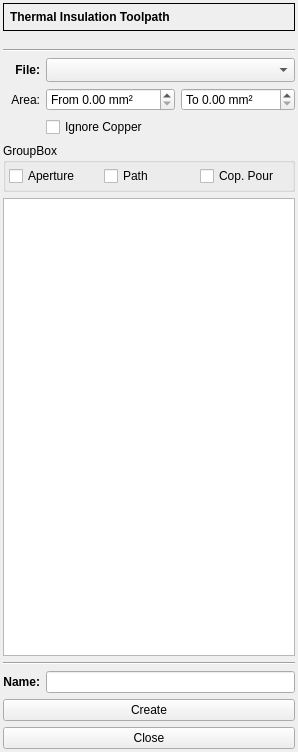
Above: plugins/gcode/thermal/thermalform.ui from XRay3D/GERBER_X3 before the change. Below: the same form after it.
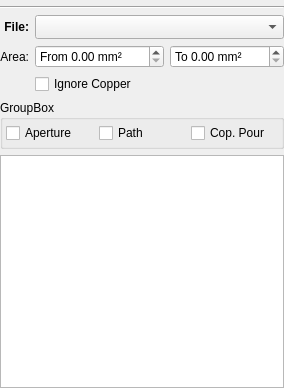
That is the form after the change. Custom widgets are drawn as their Qt base class.

```diff
--- a/plugins/gcode/thermal/thermalform.ui
+++ b/plugins/gcode/thermal/thermalform.ui
@@ -6,8 +6,8 @@
    <rect>
     <x>0</x>
     <y>0</y>
-    <width>265</width>
-    <height>752</height>
+    <width>281</width>
+    <height>388</height>
    </rect>
   </property>
   <property name="windowTitle">
@@ -18,54 +18,105 @@
     <enum>QLayout::SetMinimumSize</enum>
    </property>
    <property name="leftMargin">
-    <number>3</number>
+    <number>0</number>
    </property>
    <property name="topMargin">
-    <number>3</number>
+    <number>0</number>
    </property>
    <property name="rightMargin">
-    <number>3</number>
+    <number>0</number>
    </property>
    <property name="bottomMargin">
-    <number>3</number>
+    <number>0</number>
    </property>
-   <item row="4" column="0">
-    <widget class="QLabel" name="label_4">
-     <property name="font">
-      <font>
-       <weight>75</weight>
-       <bold>true</bold>
-      </font>
+   <item row="7" column="0" colspan="3">
+    <widget class="QTreeView" name="treeView">
+     <property name="alternatingRowColors">
+      <bool>true</bool>
      </property>
-     <property name="text">
-      <string>File:</string>
+     <property name="selectionMode">
+      <enum>QAbstractItemView::MultiSelection</enum>
      </property>
-     <property name="alignment">
-      <set>Qt::AlignRight|Qt::AlignTrailing|Qt::AlignVCenter</set>
+     <property name="selectionBehavior">
+      <enum>QAbstractItemView::SelectRows</enum>
      </property>
     </widget>
    </item>
-   <item row="5" column="0">
-    <widget class="QLabel" name="label_2">
-     <property name="text">
-      <string>Area:</string>
+   <item row="1" column="0" colspan="3">
+    <widget class="Line" name="line_2">
+     <property name="orientation">
+      <enum>Qt::Horizontal</enum>
      </property>
-     <property name="alignment">
-      <set>Qt::AlignRight|Qt::AlignTrailing|Qt::AlignVCenter</set>
-     </property>
     </widget>
    </item>
-   <item row="4" column="1" colspan="2">
+   <item row="2" column="1" colspan="2">
     <widget class="QComboBox" name="cbxFile">
      <property name="sizeAdjustPolicy">
       <enum>QComboBox::AdjustToMinimumContentsLengthWithIcon</enum>
      </property>
     </widget>
    </item>
-   <item row="2" column="0" colspan="3">
+   <item row="3" column="2">
+    <widget class="DoubleSpinBox" name="dsbxAreaMax">
+     <property name="prefix">
+      <string>To </string>
+     </property>
+     <property name="suffix">
+      <string> mm²</string>
+     </property>
+     <property name="maximum">
+      <double>1000.000000000000000</double>
+     </property>
+     <property name="singleStep">
+      <double>0.100000000000000</double>
+     </property>
+    </widget>
+   </item>
+   <item row="0" column="0" colspan="3">
     <widget class="ToolSelectorForm" name="toolHolder" native="true"/>
    </item>
-   <item row="8" column="0" colspan="3">
+   <item row="3" column="1">
+    <widget class="DoubleSpinBox" name="dsbxAreaMin">
+     <property name="prefix">
+      <string>From </string>
+     </property>
+     <property name="suffix">
+      <string> mm²</string>
+     </property>
+     <property name="maximum">
+      <double>1000.000000000000000</double>
+     </property>
+     <property name="singleStep">
+      <double>0.100000000000000</double>
+     </property>
+    </widget>
+   </item>
+   <item row="2" column="0">
+    <widget class="QLabel" name="label_4">
+     <property name="font">
+      <font>
+       <bold>true</bold>
+      </font>
+     </property>
+     <property name="text">
+      <string>File:</string>
+     </property>
+     <property name="alignment">
+      <set>Qt::AlignRight|Qt::AlignTrailing|Qt::AlignVCenter</set>
+     </property>
+    </widget>
+   </item>
+   <item row="3" column="0">
+    <widget class="QLabel" name="label_2">
+     <property name="text">
+      <string>Area:</string>
+     </property>
+     <property name="alignment">
+      <set>Qt::AlignRight|Qt::AlignTrailing|Qt::AlignVCenter</set>
+     </property>
+    </widget>
+   </item>
+   <item row="6" column="0" colspan="3">
     <widget class="QGroupBox" name="groupBox">
      <property name="title">
       <string>GroupBox</string>
@@ -107,183 +158,26 @@
      </layout>
     </widget>
    </item>
-   <item row="12" column="0" colspan="3">
-    <widget class="QPushButton" name="pbCreate">
-     <property name="text">
-      <string>Create</string>
-     </property>
-    </widget>
-   </item>
-   <item row="11" column="0">
-    <widget class="QLabel" name="label_6">
-     <property name="font">
-      <font>
-       <weight>75</weight>
-       <bold>true</bold>
-      </font>
-     </property>
-     <property name="text">
-      <string>Name:</string>
-     </property>
-     <property name="alignment">
-      <set>Qt::AlignRight|Qt::AlignTrailing|Qt::AlignVCenter</set>
-     </property>
-    </widget>
-   </item>
-   <item row="5" column="2">
-    <widget class="DoubleSpinBox" name="dsbxAreaMax">
-     <property name="prefix">
-      <string>To </string>
-     </property>
-     <property name="suffix">
-      <string> mm²</string>
-     </property>
-     <property name="maximum">
-      <double>1000.000000000000000</double>
-     </property>
-     <property name="singleStep">
-      <double>0.100000000000000</double>
-     </property>
-    </widget>
-   </item>
-   <item row="13" column="0" colspan="3">
-    <widget class="QPushButton" name="pbClose">
-     <property name="text">
-      <string>Close</string>
-     </property>
-    </widget>
-   </item>
-   <item row="1" column="0" colspan="3">
-    <widget class="DepthForm" name="dsbxDepth" native="true"/>
-   </item>
-   <item row="0" column="0" colspan="3">
-    <widget class="QFrame" name="frame">
-     <property name="sizePolicy">
-      <sizepolicy hsizetype="Preferred" vsizetype="Fixed">
-       <horstretch>0</horstretch>
-       <verstretch>0</verstretch>
-      </sizepolicy>
-     </property>
-     <property name="frameShape">
-      <enum>QFrame::Box</enum>
-     </property>
-     <property name="frameShadow">
-      <enum>QFrame::Plain</enum>
-     </property>
-     <layout class="QVBoxLayout" name="verticalLayout_2">
-      <property name="leftMargin">
-       <number>6</number>
-      </property>
-      <property name="topMargin">
-       <number>6</number>
-      </property>
-      <property name="rightMargin">
-       <number>6</number>
-      </property>
-      <property name="bottomMargin">
-       <number>6</number>
-      </property>
-      <item>
-       <widget class="QLabel" name="label">
-        <property name="font">
-         <font>
-          <weight>75</weight>
-          <bold>true</bold>
-         </font>
-        </property>
-        <property name="text">
-         <string>Thermal Insulation Toolpath</string>
-        </property>
-       </widget>
-      </item>
-     </layout>
-    </widget>
-   </item>
-   <item row="9" column="0" colspan="3">
-    <widget class="QTreeView" name="treeView">
-     <property name="alternatingRowColors">
-      <bool>true</bool>
-     </property>
-     <property name="selectionMode">
-      <enum>QAbstractItemView::MultiSelection</enum>
-     </property>
-     <property name="selectionBehavior">
-      <enum>QAbstractItemView::SelectRows</enum>
-     </property>
-     <property name="uniformRowHeights">
-      <bool>true</bool>
-     </property>
-     <property name="animated">
-      <bool>true</bool>
-     </property>
-    </widget>
-   </item>
-   <item row="11" column="1" colspan="2">
-    <widget class="QLineEdit" name="leName">
-     <property name="sizePolicy">
-      <sizepolicy hsizetype="Expanding" vsizetype="Fixed">
-       <horstretch>0</horstretch>
-       <verstretch>0</verstretch>
-      </sizepolicy>
-     </property>
-    </widget>
-   </item>
-   <item row="7" column="1" colspan="2">
+   <item row="5" column="1" colspan="2">
     <widget class="QCheckBox" name="chbxIgnoreCopper">
      <property name="text">
       <string>Ignore Copper</string>
      </property>
     </widget>
    </item>
-   <item row="10" column="0" colspan="3">
-    <widget class="Line" name="line">
-     <property name="orientation">
-      <enum>Qt::Horizontal</enum>
-     </property>
-    </widget>
-   </item>
-   <item row="3" column="0" colspan="3">
-    <widget class="Line" name="line_2">
-     <property name="orientation">
-      <enum>Qt::Horizontal</enum>
-     </property>
-    </widget>
-   </item>
-   <item row="5" column="1">
-    <widget class="DoubleSpinBox" name="dsbxAreaMin">
-     <property name="prefix">
-      <string>From </string>
-     </property>
-     <property name="suffix">
-      <string> mm²</string>
-     </property>
-     <property name="maximum">
-      <double>1000.000000000000000</double>
-     </property>
-     <property name="singleStep">
-      <double>0.100000000000000</double>
-     </property>
-    </widget>
-   </item>
   </layout>
  </widget>
  <customwidgets>
-  <customwidget>
-   <class>DepthForm</class>
-   <extends>QWidget</extends>
-   <header location="global">depthform.h</header>
-   <container>1</container>
-  </customwidget>
-  <customwidget>
-   <class>ToolSelectorForm</class>
-   <extends>QWidget</extends>
-   <header location="global">tool_selectorform.h</header>
-   <container>1</container>
-  </customwidget>
   <customwidget>
    <class>DoubleSpinBox</class>
    <extends>QDoubleSpinBox</extends>
-   <header>doublespinbox.h</header>
+   <header location="global">doublespinbox.h</header>
+  </customwidget>
+  <customwidget>
+   <class>ToolSelectorForm</class>
+   <extends>QWidget</extends>
+   <header location="global">tool_selectorform.h</header>
+   <container>1</container>
   </customwidget>
  </customwidgets>
  <resources/>
```
Left out of the diff: 6 changed lines with no effect on the pictures.
